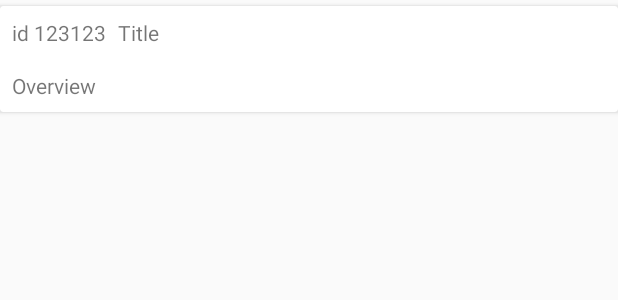
After one commit to CountermeasureGIT/MoviesTvShowsDB, an Android app: the layout movie_item.xml on its own in the app's theme, with its tools: preview values and no code run, on a phone screen of 412 x 824 dp. The commit adds this screen. Shown: the top 300 px of the screen. Run offline under Robolectric (Android 15) with nearby library versions, the phone set to English and light mode, and no system bars.

Commit message:
Добавлена разметка MainActivity, ListItem. Реализован Adapter и ViewHolder для списка фильмов.

```diff
--- a/app/src/main/java/ru/countermeasure/moviestvshowsdb/ui/viewmodels/MainViewModel.kt
+++ b/app/src/main/java/ru/countermeasure/moviestvshowsdb/ui/viewmodels/MainViewModel.kt
@@ -35,7 +35,6 @@ class MainViewModel(
                 e.printStackTrace()
             }
 
-
             if (moviesResponse != null && moviesResponse.isSuccessful && moviesResponse.body() != null) {
                 val results = moviesResponse.body()!!
                 topRatedMovies.postValue(results.results)
--- /dev/null
+++ b/app/src/main/res/layout/movie_item.xml
@@ -0,0 +1,53 @@
+<?xml version="1.0" encoding="utf-8"?>
+<androidx.cardview.widget.CardView xmlns:android="http://schemas.android.com/apk/res/android"
+    xmlns:app="http://schemas.android.com/apk/res-auto"
+    xmlns:tools="http://schemas.android.com/tools"
+    android:id="@+id/card_root"
+    android:layout_width="match_parent"
+    android:layout_height="wrap_content"
+    android:layout_marginTop="4dp"
+    android:layout_marginBottom="4dp">
+
+    <androidx.constraintlayout.widget.ConstraintLayout
+        android:id="@+id/cl_container"
+        android:layout_width="match_parent"
+        android:layout_height="match_parent">
+
+        <TextView
+            android:id="@+id/tv_title"
+            android:layout_width="0dp"
+            android:layout_height="wrap_content"
+            android:layout_marginStart="8dp"
+            android:layout_marginTop="8dp"
+            android:layout_marginEnd="8dp"
+            android:text="Title"
+            app:layout_constraintEnd_toEndOf="parent"
+            app:layout_constraintStart_toEndOf="@+id/tv_id"
+            app:layout_constraintTop_toTopOf="parent" />
+
+        <TextView
+            android:id="@+id/tv_overview"
+            android:layout_width="0dp"
+            android:layout_height="wrap_content"
+            android:layout_marginStart="8dp"
+            android:layout_marginTop="16dp"
+            android:layout_marginEnd="8dp"
+            android:layout_marginBottom="8dp"
+            android:text="Overview"
+            app:layout_constraintBottom_toBottomOf="parent"
+            app:layout_constraintEnd_toEndOf="parent"
+            app:layout_constraintStart_toStartOf="parent"
+            app:layout_constraintTop_toBottomOf="@+id/tv_title"
+            tools:text="@tools:sample/lorem" />
+
+        <TextView
+            android:id="@+id/tv_id"
+            android:layout_width="wrap_content"
+            android:layout_height="wrap_content"
+            android:layout_marginStart="8dp"
+            android:layout_marginTop="8dp"
+            android:text="id 123123"
+            app:layout_constraintStart_toStartOf="parent"
+            app:layout_constraintTop_toTopOf="parent" />
+    </androidx.constraintlayout.widget.ConstraintLayout>
+</androidx.cardview.widget.CardView>
```
Also changed, not shown: app/src/main/java/ru/countermeasure/moviestvshowsdb/ui/MainActivity.kt (+17 -1 lines), app/src/main/java/ru/countermeasure/moviestvshowsdb/ui/MoviesAdapter.kt (added, +44 -0 lines), app/src/main/res/layout/activity_main.xml (+10 -8 lines).
